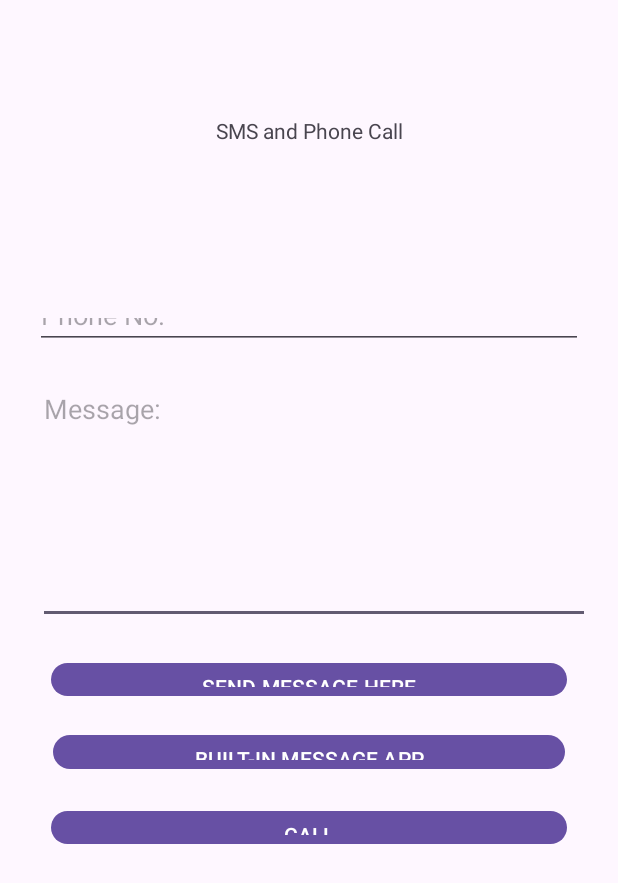
After one commit to adiluexe/elec1-compilation, an Android app: the SMSandPhoneCall screen opened directly, with no data from a screen before it, on a phone screen of 412 x 824 dp. The commit adds this screen. Shown: the top 883 px of the screen. Run offline under Robolectric (Android 15) with nearby library versions, the phone set to English and light mode, and no system bars.

Commit message:
Add FourteenthGuidedExercise

```diff
--- a/app/src/main/AndroidManifest.xml
+++ b/app/src/main/AndroidManifest.xml
@@ -5,10 +5,15 @@
     <uses-feature
         android:name="android.hardware.camera"
         android:required="false" />
+    <uses-feature
+        android:name="android.hardware.telephony"
+        android:required="false" />
 
     <uses-permission android:name="android.permission.INTERNET" />
     <uses-permission android:name="android.permission.POST_NOTIFICATIONS" />
-    <uses-permission android:name="android.permission.CAMERA"/>
+    <uses-permission android:name="android.permission.CAMERA" />
+    <uses-permission android:name="android.permission.SEND_SMS"/>
+    <uses-permission android:name="android.permission.CALL_PHONE"/>
 
     <application
         android:allowBackup="true"
@@ -42,6 +47,7 @@
         <activity android:name=".guided_exercises.EleventhGuidedExerciseDragNDrop" />
         <activity android:name=".guided_exercises.NotificationAndBroadcastReciever" />
         <activity android:name=".guided_exercises.EmailandCamera" />
+        <activity android:name=".guided_exercises.SMSandPhoneCall"/>
     </application>
 
 </manifest>
--- a/app/src/main/java/com/example/elec1compilation/MainActivity.java
+++ b/app/src/main/java/com/example/elec1compilation/MainActivity.java
@@ -17,6 +17,7 @@ import com.example.elec1compilation.guided_exercises.FifthGuidedExercise;
 import com.example.elec1compilation.guided_exercises.FirstGuidedExercise;
 import com.example.elec1compilation.guided_exercises.FourthGuidedExercise;
 import com.example.elec1compilation.guided_exercises.NotificationAndBroadcastReciever;
+import com.example.elec1compilation.guided_exercises.SMSandPhoneCall;
 import com.example.elec1compilation.guided_exercises.SecondGuidedExercise;
 import com.example.elec1compilation.guided_exercises.TenthGuidedExercise;
 import com.example.elec1compilation.guided_exercises.ThirdGuidedExercise;
@@ -48,6 +49,7 @@ public class MainActivity extends AppCompatActivity {
         exerciseItems.add(new ExerciseItem("Eleventh Guided Exercise (Drag and Drop)", "Guided Exercises", EleventhGuidedExerciseDragNDrop.class));
         exerciseItems.add(new ExerciseItem("Twelfth Guided Exercise", "Guided Exercises", NotificationAndBroadcastReciever.class));
         exerciseItems.add(new ExerciseItem("Thirteenth Guided Exercise", "Guided Exercises", EmailandCamera.class));
+        exerciseItems.add(new ExerciseItem("Fourteenth Guided Exercise", "Guided Exercises", SMSandPhoneCall.class));
         // Add more guided exercises...
 
         // Machine Problems Section
--- /dev/null
+++ b/app/src/main/java/com/example/elec1compilation/guided_exercises/SMSandPhoneCall.java
@@ -0,0 +1,134 @@
+package com.example.elec1compilation.guided_exercises;
+
+import android.Manifest;
+import android.app.ProgressDialog;
+import android.content.Intent;
+import android.content.pm.PackageManager;
+import android.net.Uri;
+import android.os.Bundle;
+import android.os.Handler;
+import android.telephony.SmsManager;
+import android.view.View;
+import android.widget.Button;
+import android.widget.EditText;
+
+import androidx.activity.EdgeToEdge;
+import androidx.appcompat.app.AppCompatActivity;
+import androidx.core.app.ActivityCompat;
+import androidx.core.content.ContextCompat;
+import androidx.core.graphics.Insets;
+import androidx.core.view.ViewCompat;
+import androidx.core.view.WindowInsetsCompat;
+
+import com.example.elec1compilation.R;
+
+public class SMSandPhoneCall extends AppCompatActivity {
+
+    Button sendSMS, sendBSMS, call;
+    EditText phoneNo, message;
+    ProgressDialog progressDialog;
+    Intent smsIntent, callIntent;
+
+    @Override
+    protected void onCreate(Bundle savedInstanceState) {
+        super.onCreate(savedInstanceState);
+        setContentView(R.layout.activity_ge14);
+        init();
+        sendMessage();
+        sendMessageBuiltIn();
+        phoneCall();
+    }
+
+    public void init(){
+        progressDialog = new ProgressDialog(this);
+        sendSMS = findViewById(R.id.btnSMS);
+        sendBSMS = findViewById(R.id.btnBSMS);
+        call = findViewById(R.id.btnPhoneCall);
+        phoneNo = findViewById(R.id.etPhoneNo);
+        message = findViewById(R.id.etSMS);
+    }
+    public void sendMessage(){
+        sendSMS.setOnClickListener(new View.OnClickListener() {
+            @Override
+            public void onClick(View view) {
+                try {
+                    // Manage SMS operations such as sending data, text, and pdu SMS messages.
+                    // Get this object by calling the static method getDefault().
+                    SmsManager smsManager = SmsManager.getDefault();
+                    // Note: using this method requires that your app has the SEND_SMS permission.
+                    smsManager.sendTextMessage(phoneNo.getText().toString(), // the address to send the message
+                            null, // is the service center address or null to use the current default SMSC.
+                            message.getText().toString(), // the body of the message to send.
+                            null, // if not null this PendingIntent is broadcast when the message is successfully sent, or failed.
+                            null); // if not null this PendingIntent is broadcast when the message is delivered to the recipient.
+
+                    // The code below show the Progress Dialog and Cancel it after 3 seconds.
+                    progressDialog.setTitle("Sending...");
+                    progressDialog.setMessage("Message Sent!");
+                    progressDialog.show();
+
+                    Runnable progressRunnable = new Runnable() {
+                        @Override
+                        public void run() {
+                            progressDialog.cancel();
+                        }
+                    };
+
+                    Handler pdCanceller = new Handler();
+                    pdCanceller.postDelayed(progressRunnable,3000);
+
+                }catch (Exception e){
+                    progressDialog.setTitle("Sending...");
+                    progressDialog.setMessage("Message was not delivered!");
+                    progressDialog.show();
+
+                    Runnable progressRunnable = new Runnable() {
+                        @Override
+                        public void run() {
+                            progressDialog.cancel();
+                        }
+                    };
+
+                    Handler pdCanceller = new Handler();
+                    pdCanceller.postDelayed(progressRunnable,3000);
+                }
+            }
+        });
+    }
+    public void sendMessageBuiltIn(){
+        sendBSMS.setOnClickListener(new View.OnClickListener() {
+            @Override
+            public void onClick(View view) {
+                // Send a message to someone specified by the data.
+                smsIntent = new Intent(Intent.ACTION_SENDTO, Uri.parse("smsto:"+phoneNo.getText().toString()));
+                // Add extended data to intent.
+                smsIntent.putExtra("sms_body",message.getText().toString());
+                // Start smsIntent
+                startActivity(smsIntent);
+            }
+        });
+    }
+    public void phoneCall(){
+        call.setOnClickListener(new View.OnClickListener() {
+            @Override
+            public void onClick(View view) {
+                // Perform a call to someone specified by the data.
+                callIntent = new Intent(Intent.ACTION_CALL,  Uri.parse("tel:"+phoneNo.getText().toString()));
+                // This will check the permission and if granted by the user in manifest file for CALL_PHONE
+                if (ContextCompat.checkSelfPermission(SMSandPhoneCall.this, Manifest.permission.CALL_PHONE)
+                        != PackageManager.PERMISSION_GRANTED){
+                    ActivityCompat.requestPermissions(SMSandPhoneCall.this, new String[]
+                            {Manifest.permission.CALL_PHONE},1);
+                    // The callback method gets the results of the request.
+                }else{
+                    // You already have permission
+                    try {
+                        startActivity(callIntent);
+                    }catch (SecurityException e){
+                        e.printStackTrace();
+                    }
+                }
+            }
+        });
+    }
+}
--- /dev/null
+++ b/app/src/main/res/layout/activity_ge14.xml
@@ -0,0 +1,91 @@
+<?xml version="1.0" encoding="utf-8"?>
+<androidx.constraintlayout.widget.ConstraintLayout xmlns:android="http://schemas.android.com/apk/res/android"
+    xmlns:app="http://schemas.android.com/apk/res-auto"
+    xmlns:tools="http://schemas.android.com/tools"
+    android:id="@+id/main"
+    android:layout_width="match_parent"
+    android:layout_height="match_parent"
+    tools:context=".guided_exercises.SMSandPhoneCall">
+
+    <TextView
+        android:id="@+id/textView15"
+        android:layout_width="wrap_content"
+        android:layout_height="wrap_content"
+        android:layout_marginTop="77dp"
+        android:layout_marginBottom="105dp"
+        android:text="SMS and Phone Call"
+        app:layout_constraintBottom_toTopOf="@+id/etPhoneNo"
+        app:layout_constraintEnd_toEndOf="parent"
+        app:layout_constraintStart_toStartOf="parent"
+        app:layout_constraintTop_toTopOf="parent" />
+
+    <EditText
+        android:id="@+id/etSMS"
+        android:layout_width="368dp"
+        android:layout_height="166dp"
+        android:layout_marginStart="32dp"
+        android:layout_marginEnd="26dp"
+        android:layout_marginBottom="22dp"
+        android:ems="10"
+        android:gravity="start|top"
+        android:hint="Message:"
+        android:inputType="textMultiLine"
+        app:layout_constraintBottom_toTopOf="@+id/btnSMS"
+        app:layout_constraintEnd_toEndOf="parent"
+        app:layout_constraintStart_toStartOf="parent" />
+
+    <Button
+        android:id="@+id/btnPhoneCall"
+        android:layout_width="0dp"
+        android:layout_height="0dp"
+        android:layout_marginStart="34dp"
+        android:layout_marginEnd="34dp"
+        android:layout_marginBottom="257dp"
+        android:text="CALL"
+        app:layout_constraintBottom_toBottomOf="parent"
+        app:layout_constraintEnd_toEndOf="parent"
+        app:layout_constraintStart_toStartOf="parent"
+        app:layout_constraintTop_toBottomOf="@+id/btnBSMS" />
+
+    <Button
+        android:id="@+id/btnBSMS"
+        android:layout_width="0dp"
+        android:layout_height="0dp"
+        android:layout_marginStart="35dp"
+        android:layout_marginEnd="35dp"
+        android:layout_marginBottom="20dp"
+        android:text="BUILT-IN MESSAGE APP"
+        app:layout_constraintBottom_toTopOf="@+id/btnPhoneCall"
+        app:layout_constraintEnd_toEndOf="parent"
+        app:layout_constraintStart_toStartOf="parent"
+        app:layout_constraintTop_toBottomOf="@+id/btnSMS" />
+
+    <EditText
+        android:id="@+id/etPhoneNo"
+        android:layout_width="0dp"
+        android:layout_height="0dp"
+        android:layout_marginStart="23dp"
+        android:layout_marginEnd="23dp"
+        android:layout_marginBottom="205dp"
+        android:ems="10"
+        android:hint="Phone No."
+        android:inputType="phone"
+        app:layout_constraintBottom_toTopOf="@+id/btnSMS"
+        app:layout_constraintEnd_toEndOf="parent"
+        app:layout_constraintStart_toStartOf="parent"
+        app:layout_constraintTop_toBottomOf="@+id/textView15" />
+
+    <Button
+        android:id="@+id/btnSMS"
+        android:layout_width="0dp"
+        android:layout_height="0dp"
+        android:layout_marginStart="34dp"
+        android:layout_marginEnd="34dp"
+        android:layout_marginBottom="18dp"
+        android:text="SEND MESSAGE HERE"
+        app:layout_constraintBottom_toTopOf="@+id/btnBSMS"
+        app:layout_constraintEnd_toEndOf="parent"
+        app:layout_constraintStart_toStartOf="parent"
+        app:layout_constraintTop_toBottomOf="@+id/etPhoneNo" />
+
+</androidx.constraintlayout.widget.ConstraintLayout>
```
